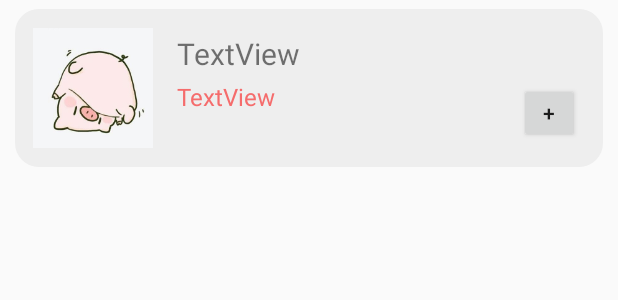
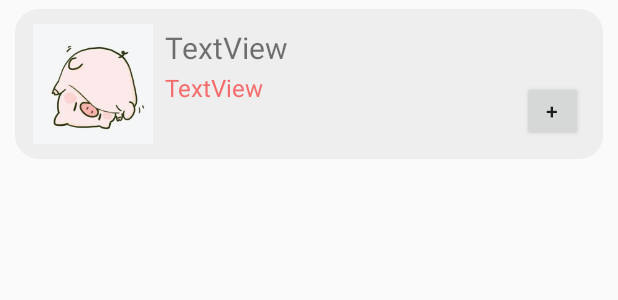
Before and after one commit to onlyLoveSnow/snack-app, an Android app: the layout item_snack_right.xml on its own in the app's theme, with its tools: preview values and no code run, on a phone screen of 412 x 824 dp. Shown: the top 300 px of the screen. Run offline under Robolectric (Android 15) with nearby library versions, the phone set to English and light mode, and no system bars.

Commit message:
优化布局

```diff
--- a/app/src/main/res/layout/head_home_image.xml
+++ b/app/src/main/res/layout/head_home_image.xml
@@ -3,7 +3,7 @@
     xmlns:app="http://schemas.android.com/apk/res-auto"
     android:layout_width="match_parent"
     android:layout_height="wrap_content"
-    android:layout_marginBottom="4sp"
+    android:layout_marginBottom="6sp"
     android:orientation="vertical">
 
     <ImageView
--- a/app/src/main/res/layout/item_snack_right.xml
+++ b/app/src/main/res/layout/item_snack_right.xml
@@ -2,7 +2,7 @@
 <androidx.constraintlayout.widget.ConstraintLayout xmlns:android="http://schemas.android.com/apk/res/android"
     xmlns:app="http://schemas.android.com/apk/res-auto"
     android:layout_width="match_parent"
-    android:layout_height="105dp"
+    android:layout_height="100dp"
     android:layout_marginLeft="10dp"
     android:layout_marginTop="6sp"
     android:layout_marginRight="10dp"
@@ -14,6 +14,7 @@
         android:layout_width="80dp"
         android:layout_height="80dp"
         android:layout_marginStart="12dp"
+        android:scaleType="centerCrop"
         app:layout_constraintBottom_toBottomOf="parent"
         app:layout_constraintStart_toStartOf="parent"
         app:layout_constraintTop_toTopOf="parent"
@@ -23,8 +24,8 @@
         android:id="@+id/snackRightName"
         android:layout_width="wrap_content"
         android:layout_height="wrap_content"
-        android:layout_marginStart="16dp"
-        android:layout_marginTop="16dp"
+        android:layout_marginStart="8dp"
+        android:layout_marginTop="12dp"
         android:text="TextView"
         android:textSize="20sp"
         app:layout_constraintStart_toEndOf="@+id/snackRightImage"
@@ -34,8 +35,8 @@
         android:id="@+id/snackRightPrice"
         android:layout_width="wrap_content"
         android:layout_height="wrap_content"
-        android:layout_marginStart="16dp"
-        android:layout_marginTop="4dp"
+        android:layout_marginStart="8dp"
+        android:layout_marginTop="2dp"
         android:text="TextView"
         android:textColor="#F56C6C"
         android:textSize="16sp"
@@ -46,8 +47,8 @@
         android:id="@+id/snackRightAddBtn"
         android:layout_width="40dp"
         android:layout_height="40dp"
-        android:layout_marginEnd="16dp"
-        android:layout_marginBottom="16dp"
+        android:layout_marginEnd="14dp"
+        android:layout_marginBottom="12dp"
         android:text="@string/snack_add_btn"
         app:layout_constraintBottom_toBottomOf="parent"
         app:layout_constraintEnd_toEndOf="parent" />
```
Also changed, not shown: app/src/main/res/layout/item_place_order.xml (+5 -4 lines).
